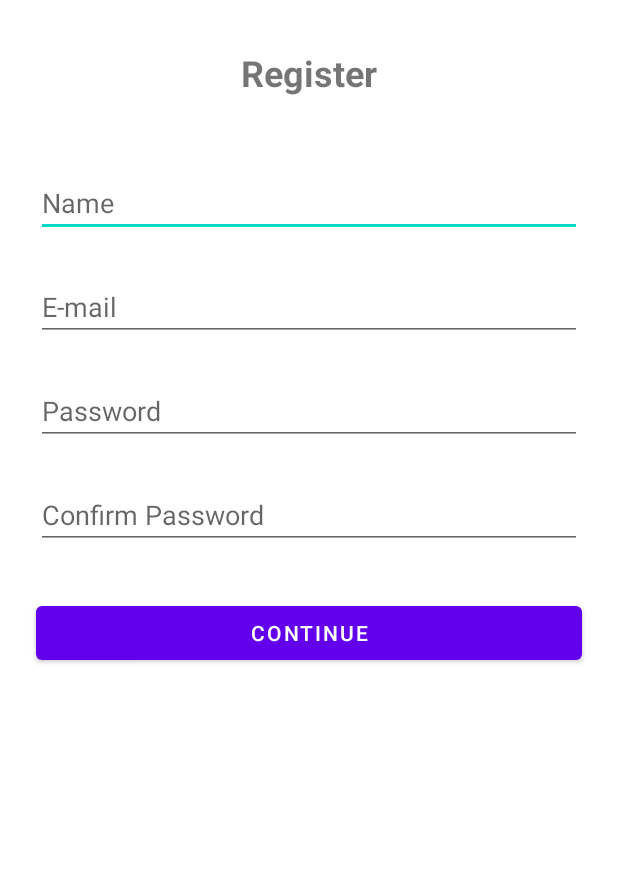
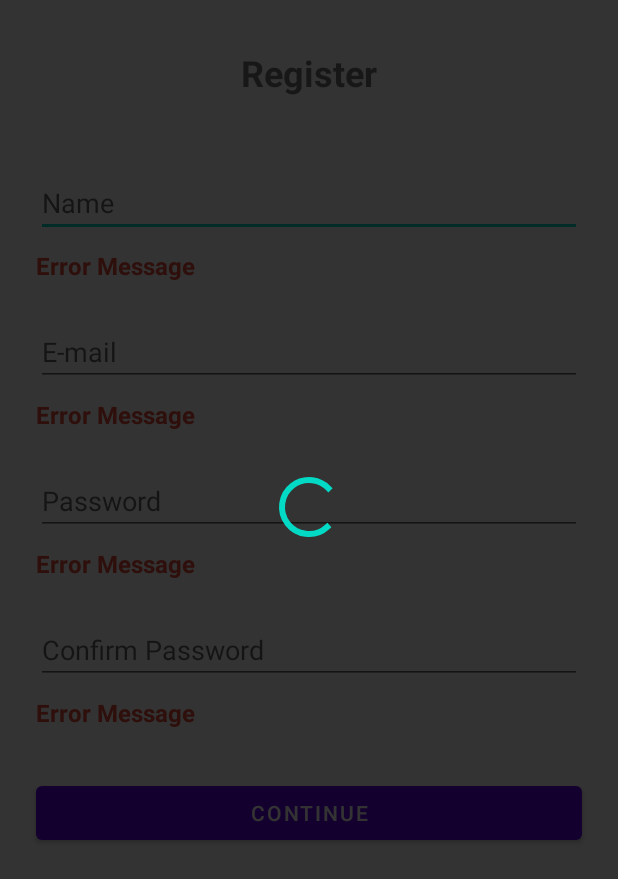
Before and after one commit to juuhgouvea/super-trivia, an Android app: the layout activity_register.xml on its own in the app's theme, with its tools: preview values and no code run, on a phone screen of 412 x 824 dp. Shown: the top 879 px of the screen. Run offline under Robolectric (Android 15) with nearby library versions, the phone set to English and light mode, and no system bars.

Commit message:
show register errors

```diff
--- a/app/src/main/res/layout/activity_register.xml
+++ b/app/src/main/res/layout/activity_register.xml
@@ -5,6 +5,14 @@
     android:layout_width="match_parent"
     android:layout_height="match_parent"
     tools:context=".RegisterActivity">
+
+    <androidx.constraintlayout.widget.ConstraintLayout
+        android:layout_width="match_parent"
+        android:layout_height="match_parent"
+        app:layout_constraintBottom_toBottomOf="parent"
+        app:layout_constraintEnd_toEndOf="parent"
+        app:layout_constraintStart_toStartOf="parent"
+        app:layout_constraintTop_toTopOf="parent">
 
         <TextView
             android:id="@+id/textView4"
@@ -35,6 +43,22 @@
             app:layout_constraintStart_toStartOf="@+id/textView4"
             app:layout_constraintTop_toBottomOf="@+id/textView4" />
 
+        <TextView
+            android:id="@+id/nameErrorMessage"
+            android:layout_width="0dp"
+            android:layout_height="wrap_content"
+            android:layout_marginTop="8dp"
+            android:textColor="@color/danger"
+            android:textSize="16sp"
+            android:textStyle="bold"
+            android:visibility="gone"
+            app:layout_constraintEnd_toEndOf="@+id/inputName"
+            app:layout_constraintHorizontal_bias="0.0"
+            app:layout_constraintStart_toStartOf="@+id/inputName"
+            app:layout_constraintTop_toBottomOf="@+id/inputName"
+            tools:text="Error Message"
+            tools:visibility="visible" />
+
         <EditText
             android:id="@+id/inputRegisterEmail"
             android:layout_width="0dp"
@@ -45,7 +69,22 @@
             android:inputType="textEmailAddress"
             app:layout_constraintEnd_toEndOf="@+id/inputName"
             app:layout_constraintStart_toStartOf="@+id/inputName"
-        app:layout_constraintTop_toBottomOf="@+id/inputName" />
+            app:layout_constraintTop_toBottomOf="@+id/nameErrorMessage" />
+
+        <TextView
+            android:id="@+id/emailErrorMessage"
+            android:layout_width="0dp"
+            android:layout_height="wrap_content"
+            android:layout_marginTop="8dp"
+            android:textColor="@color/danger"
+            android:textSize="16sp"
+            android:textStyle="bold"
+            android:visibility="gone"
+            app:layout_constraintEnd_toEndOf="@+id/inputRegisterEmail"
+            app:layout_constraintStart_toStartOf="@+id/inputRegisterEmail"
+            app:layout_constraintTop_toBottomOf="@+id/inputRegisterEmail"
+            tools:text="Error Message"
+            tools:visibility="visible" />
 
         <EditText
             android:id="@+id/inputRegisterPassword"
@@ -56,8 +95,39 @@
             android:hint="@string/password"
             android:inputType="textPassword"
             app:layout_constraintEnd_toEndOf="@+id/inputRegisterEmail"
+            app:layout_constraintHorizontal_bias="0.0"
             app:layout_constraintStart_toStartOf="@+id/inputRegisterEmail"
-        app:layout_constraintTop_toBottomOf="@+id/inputRegisterEmail" />
+            app:layout_constraintTop_toBottomOf="@+id/emailErrorMessage" />
+
+        <TextView
+            android:id="@+id/passwordErrorMessage"
+            android:layout_width="0dp"
+            android:layout_height="wrap_content"
+            android:layout_marginTop="8dp"
+            android:textColor="@color/danger"
+            android:textSize="16sp"
+            android:textStyle="bold"
+            android:visibility="gone"
+            app:layout_constraintEnd_toEndOf="@+id/inputRegisterPassword"
+            app:layout_constraintStart_toStartOf="@+id/inputRegisterPassword"
+            app:layout_constraintTop_toBottomOf="@+id/inputRegisterPassword"
+            tools:text="Error Message"
+            tools:visibility="visible" />
+
+        <TextView
+            android:id="@+id/confirmErrorMessage"
+            android:layout_width="0dp"
+            android:layout_height="wrap_content"
+            android:layout_marginTop="8dp"
+            android:textColor="@color/danger"
+            android:textSize="16sp"
+            android:textStyle="bold"
+            android:visibility="gone"
+            app:layout_constraintEnd_toEndOf="@+id/inputConfirmPassword"
+            app:layout_constraintStart_toStartOf="@+id/inputConfirmPassword"
+            app:layout_constraintTop_toBottomOf="@+id/inputConfirmPassword"
+            tools:text="Error Message"
+            tools:visibility="visible" />
 
         <EditText
             android:id="@+id/inputConfirmPassword"
@@ -68,8 +138,9 @@
             android:hint="@string/confirm_password"
             android:inputType="textPassword"
             app:layout_constraintEnd_toEndOf="@+id/inputRegisterPassword"
+            app:layout_constraintHorizontal_bias="0.0"
             app:layout_constraintStart_toStartOf="@+id/inputRegisterPassword"
-        app:layout_constraintTop_toBottomOf="@+id/inputRegisterPassword" />
+            app:layout_constraintTop_toBottomOf="@+id/passwordErrorMessage" />
 
         <Button
             android:id="@+id/btnRegister"
@@ -78,7 +149,40 @@
             android:layout_marginTop="32dp"
             android:text="@string/continue_string"
             app:layout_constraintEnd_toEndOf="@+id/inputConfirmPassword"
+            app:layout_constraintHorizontal_bias="0.0"
             app:layout_constraintStart_toStartOf="@+id/inputConfirmPassword"
-        app:layout_constraintTop_toBottomOf="@+id/inputConfirmPassword" />
+            app:layout_constraintTop_toBottomOf="@+id/confirmErrorMessage" />
 
     </androidx.constraintlayout.widget.ConstraintLayout>
+
+    <androidx.constraintlayout.widget.ConstraintLayout
+        android:id="@+id/loaderContainer"
+        android:layout_width="match_parent"
+        android:layout_height="match_parent"
+        android:background="#CC000000"
+        android:visibility="gone"
+        app:layout_constraintBottom_toBottomOf="parent"
+        app:layout_constraintEnd_toEndOf="parent"
+        app:layout_constraintStart_toStartOf="parent"
+        app:layout_constraintTop_toTopOf="parent"
+        tools:visibility="visible">
+
+        <ProgressBar
+            android:id="@+id/loader"
+            style="?android:attr/progressBarStyle"
+            android:layout_width="wrap_content"
+            android:layout_height="wrap_content"
+            android:layout_marginStart="181dp"
+            android:layout_marginLeft="181dp"
+            android:layout_marginTop="278dp"
+            android:layout_marginEnd="182dp"
+            android:layout_marginRight="182dp"
+            android:layout_marginBottom="405dp"
+            app:layout_constraintBottom_toBottomOf="parent"
+            app:layout_constraintEnd_toEndOf="parent"
+            app:layout_constraintStart_toStartOf="parent"
+            app:layout_constraintTop_toTopOf="parent"
+            app:layout_constraintVertical_bias="0.39" />
+    </androidx.constraintlayout.widget.ConstraintLayout>
+
+</androidx.constraintlayout.widget.ConstraintLayout>
```
Lines whose indentation alone changed are shown as unchanged.
